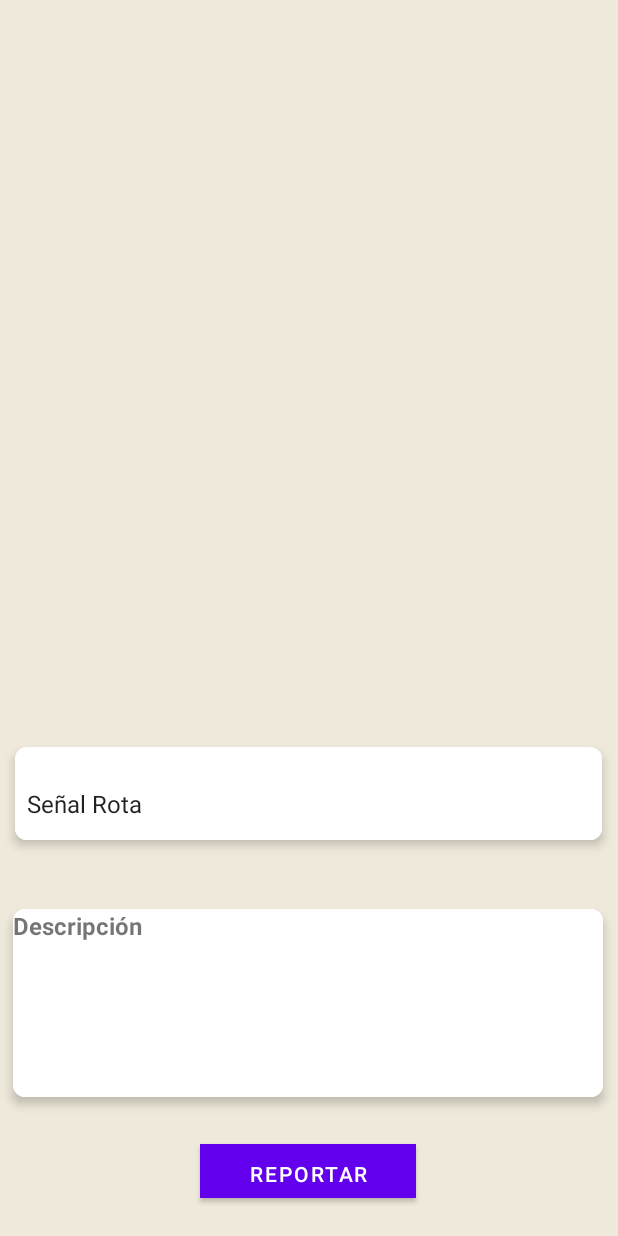
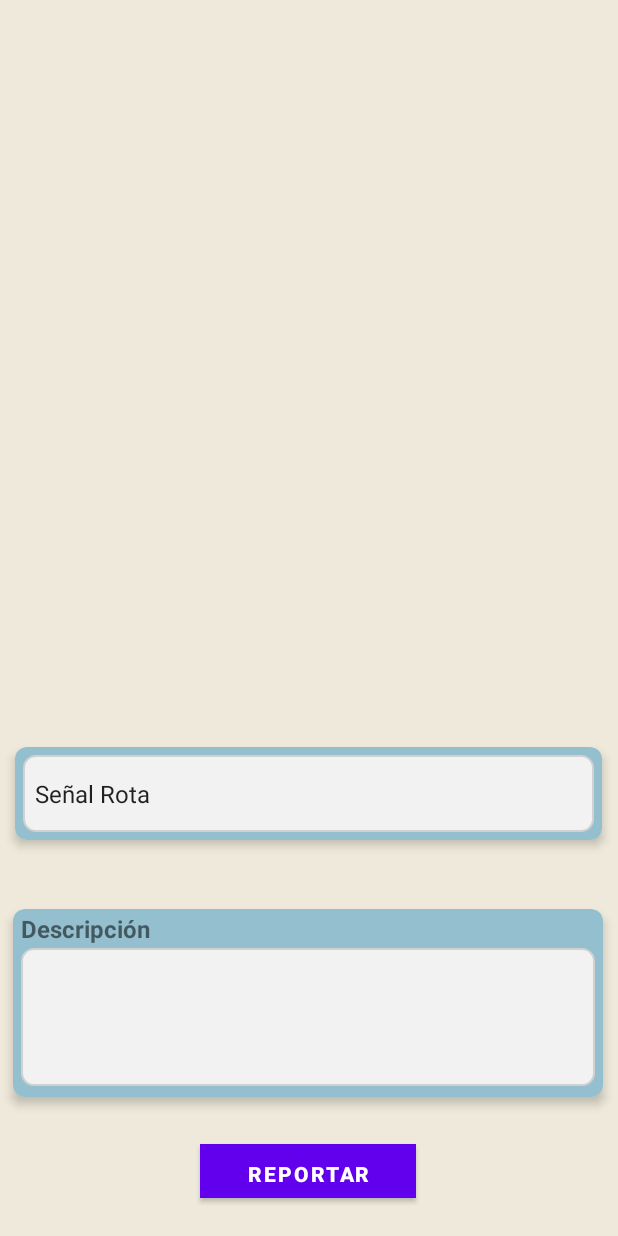
Before and after one commit to PabloGozalbo/cirep_frontend, an Android app: the layout activity_reportar_incidencia.xml on its own in the app's theme, with its tools: preview values and no code run, on a phone screen of 412 x 824 dp. Run offline under Robolectric (Android 15) with nearby library versions, the phone set to English and light mode, and no system bars.

Commit message:
ReportarIncidencia y Detalle Incidencia precioso

```diff
--- a/app/src/main/res/layout/activity_reportar_incidencia.xml
+++ b/app/src/main/res/layout/activity_reportar_incidencia.xml
@@ -17,7 +17,7 @@
         android:layout_marginTop="4dp"
         android:layout_marginEnd="9dp"
         android:layout_marginBottom="5dp"
-        android:background="#BDCDD6"
+        android:background="#93BFCF"
         app:cardCornerRadius="8dp"
         app:cardElevation="4dp"
         app:cardPreventCornerOverlap="false"
@@ -30,15 +30,18 @@
         <LinearLayout
             android:layout_width="match_parent"
             android:layout_height="match_parent"
-            android:background="#FFFFFF"
+            android:background="#93BFCF"
             android:orientation="vertical">
 
             <Spinner
                 android:id="@+id/spinner"
                 android:layout_width="match_parent"
                 android:layout_height="match_parent"
-                android:layout_marginTop="13dp"
-                android:background="#FFFFFF"
+                android:layout_marginLeft="5sp"
+                android:layout_marginTop="5sp"
+                android:layout_marginRight="5sp"
+                android:layout_marginBottom="5sp"
+                android:background="@drawable/edit_text_background"
                 android:entries="@array/options_array" />
         </LinearLayout>
 
@@ -49,14 +52,19 @@
         android:id="@+id/button"
         android:layout_width="144dp"
         android:layout_height="36dp"
-        android:layout_marginBottom="8dp"
-        android:background="#93BFCF"
+        android:layout_marginBottom="8sp"
+        android:background="#6096B4"
+        android:backgroundTint="#6096B4"
         android:text="Reportar"
+        android:textColor="#FFFFFF"
+        android:textStyle="bold"
+        app:iconTint="#6096B4"
         app:layout_constraintBottom_toBottomOf="parent"
         app:layout_constraintEnd_toEndOf="parent"
         app:layout_constraintHorizontal_bias="0.498"
         app:layout_constraintStart_toStartOf="parent"
-        app:layout_constraintTop_toBottomOf="@+id/cardView2" />
+        app:layout_constraintTop_toBottomOf="@+id/cardView2"
+        app:rippleColor="#6096B4" />
 
     <ImageView
         android:id="@+id/imageView2"
@@ -93,12 +101,14 @@
         <LinearLayout
             android:layout_width="match_parent"
             android:layout_height="match_parent"
-            android:background="#FFFFFF"
+            android:background="#93BFCF"
             android:orientation="vertical">
 
             <TextView
                 android:layout_width="match_parent"
                 android:layout_height="wrap_content"
+                android:layout_marginLeft="5sp"
+                android:layout_marginTop="2sp"
                 android:text="@string/descripci_n"
                 android:textSize="16sp"
                 android:textStyle="bold" />
@@ -107,9 +117,11 @@
                 android:id="@+id/editTextTextMultiLine"
                 android:layout_width="match_parent"
                 android:layout_height="match_parent"
-                android:layout_marginTop="2dp"
-                android:layout_marginBottom="7dp"
-                android:background="#FFFFFF"
+                android:layout_marginLeft="5sp"
+                android:layout_marginTop="2sp"
+                android:layout_marginRight="5sp"
+                android:layout_marginBottom="7sp"
+                android:background="@drawable/edit_text_background"
                 android:ems="10"
                 android:gravity="start|top"
                 android:inputType="textMultiLine"
```
Also changed, not shown: app/src/main/res/layout/activity_detalle_incidencia.xml (+19 -9 lines).
